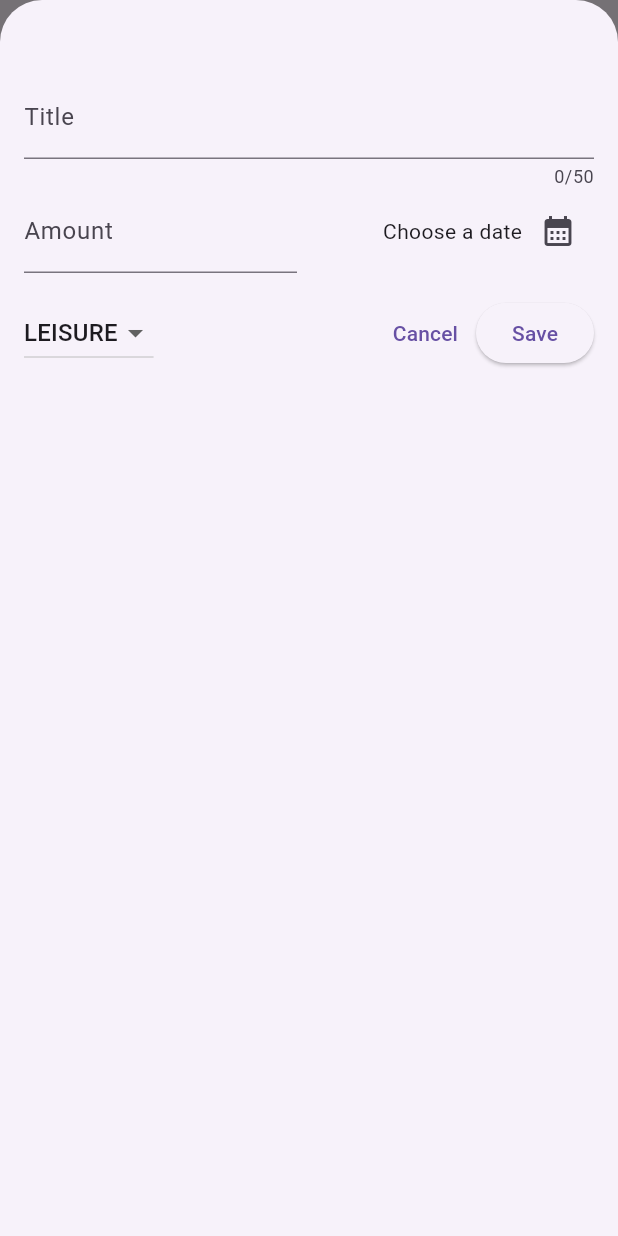
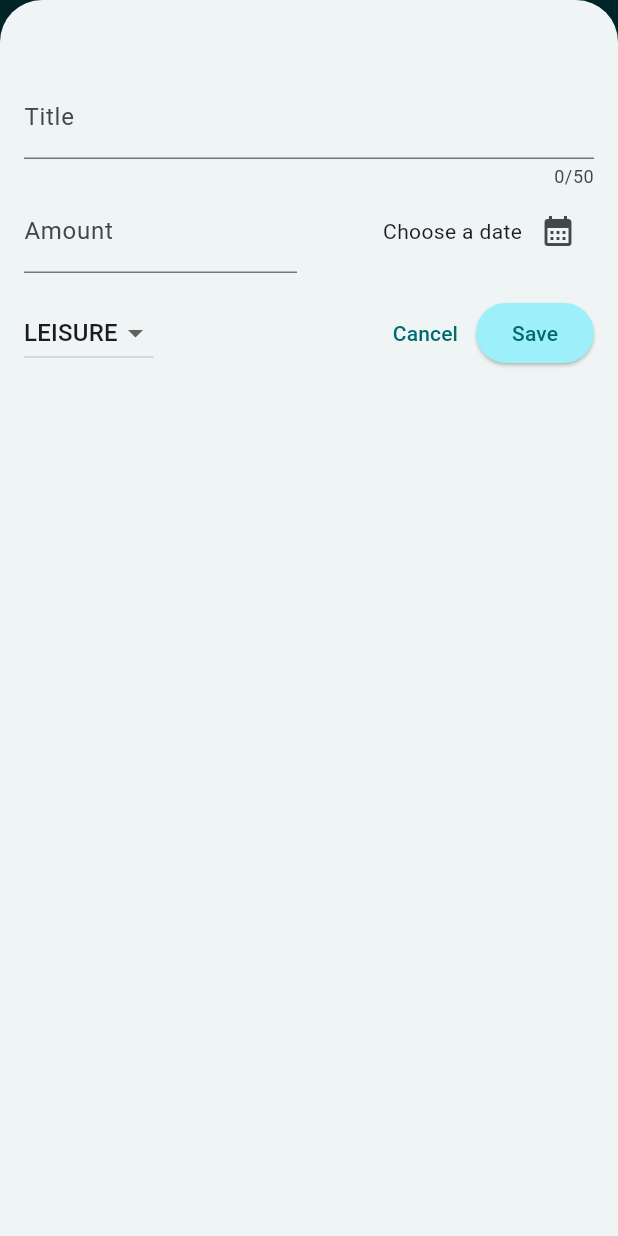
Before and after one commit to Polinaphlej02/expense_tracker, a Flutter app: the screen it shows after launch, after a tap on the "add" icon, on a phone screen of 412 x 824 dp. Run offline on Flutter 3.47's test engine with Material 3 defaults, Android fonts, the phone set to English and light mode, and no system bars.

Commit message:
Added theme

```diff
--- a/lib/expenses.dart
+++ b/lib/expenses.dart
@@ -50,6 +50,7 @@ class _ExpensesState extends State<Expenses> {
     setState(() {
       _registeredExpenses.remove(expense);
     });
+    ScaffoldMessenger.of(context).clearSnackBars();
     ScaffoldMessenger.of(context)
         .showSnackBar(SnackBar(
           duration: const Duration(seconds: 3),
--- a/lib/main.dart
+++ b/lib/main.dart
@@ -2,10 +2,43 @@ import 'package:flutter/material.dart';
 
 import 'expenses.dart';
 
+var kColorSheme = ColorScheme.fromSeed(seedColor: const Color.fromARGB(255, 104, 229, 243));
+var kDarkColorSheme = ColorScheme.fromSeed(
+  brightness: Brightness.dark,
+  seedColor: const Color.fromARGB(255, 87, 92, 239)
+  );
+
 void main() {
   runApp(
     MaterialApp(
-      home: Expenses(),
+      darkTheme: ThemeData.dark().copyWith(
+        colorScheme: kDarkColorSheme,
+        cardTheme: const CardTheme().copyWith(
+          color: kDarkColorSheme.secondaryContainer,
+          margin: const EdgeInsets.symmetric(horizontal: 16, vertical: 8),
+        ),
+      ),
+      theme: ThemeData().copyWith(
+        colorScheme: kColorSheme,
+        appBarTheme: const AppBarTheme().copyWith(
+          backgroundColor: kColorSheme.onPrimaryContainer,
+          foregroundColor: kColorSheme.primaryContainer,
+        ),
+        cardTheme: const CardTheme().copyWith(
+          color: kColorSheme.secondaryContainer,
+          margin: const EdgeInsets.symmetric(horizontal: 16, vertical: 8),
+        ),
+        elevatedButtonTheme: ElevatedButtonThemeData(
+          style: ElevatedButton.styleFrom(
+            backgroundColor: kColorSheme.primaryContainer,
+          ),
+        ),
+        textTheme: ThemeData().textTheme.copyWith(
+          titleLarge: TextStyle(fontWeight: FontWeight.normal, color: kColorSheme.onSecondaryContainer, fontSize: 25, )
+        )
+      ),
+      themeMode: ThemeMode.system,
+      home: const Expenses(),
     ),
   );
 }
--- a/lib/widgets/expenses_list/expenses_list.dart
+++ b/lib/widgets/expenses_list/expenses_list.dart
@@ -15,6 +15,9 @@ class ExpensesList extends StatelessWidget {
     return ListView.builder(
       itemCount: expenses.length,
       itemBuilder: (ctx, index) => Dismissible(
+        background: Container(
+          color: Theme.of(context).colorScheme.error.withOpacity(0.2),
+        ),
         key: ValueKey(expenses[index]),
         onDismissed: (direction) {
           removeExpense(expenses[index]);
```
Also changed, not shown: lib/models/expense.dart (line endings or trailing spaces).
